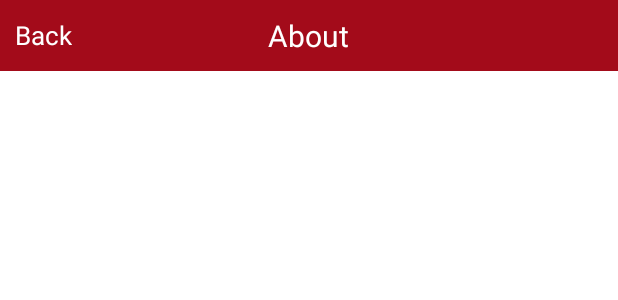
After one commit to BrianBalote/fac_android, an Android app: the layout activity_about.xml on its own in the app's theme, with its tools: preview values and no code run, on a phone screen of 412 x 824 dp. The commit adds this screen. Shown: the top 300 px of the screen. Run offline under Robolectric (Android 15) with nearby library versions, the phone set to English and light mode, and no system bars.

Commit message:
removed survey activity added about activity

```diff
--- /dev/null
+++ b/app/src/main/res/layout/activity_about.xml
@@ -0,0 +1,46 @@
+<?xml version="1.0" encoding="utf-8"?>
+<RelativeLayout xmlns:android="http://schemas.android.com/apk/res/android"
+    android:layout_width="match_parent"
+    android:layout_height="match_parent"
+    android:background="#ffffff"
+    android:orientation="vertical" >
+
+    <RelativeLayout
+        android:id="@+id/top_bar"
+        android:layout_width="match_parent"
+        android:layout_height="@dimen/top_bar_height"
+        android:background="@color/top_bar_color" >
+
+        <FrameLayout
+            android:id="@+id/back_button"
+            android:layout_width="wrap_content"
+            android:layout_height="match_parent"
+            android:layout_alignParentLeft="true"
+            android:layout_alignParentStart="true"
+            android:clickable="true"
+            android:paddingLeft="10dp"
+            android:paddingRight="10dp" >
+
+            <TextView
+                android:id="@+id/back_label"
+                android:layout_width="wrap_content"
+                android:layout_height="wrap_content"
+                android:layout_gravity="center"
+                android:clickable="false"
+                android:text="Back"
+                android:textColor="@color/top_bar_button_label_color"
+                android:textSize="@dimen/top_bar_button_label_text_size" />
+        </FrameLayout>
+
+        <TextView
+            android:id="@+id/top_bar_label"
+            android:layout_width="wrap_content"
+            android:layout_height="wrap_content"
+            android:layout_centerInParent="true"
+            android:text="About"
+            android:textColor="@color/top_bar_label_color"
+            android:textSize="@dimen/top_bar_label_text_size" />
+
+    </RelativeLayout>
+
+</RelativeLayout>
--- a/app/src/main/res/values/styles.xml
+++ b/app/src/main/res/values/styles.xml
@@ -25,15 +25,16 @@
         <item name="android:layout_centerInParent">true</item>
         <item name="android:layout_width">wrap_content</item>
         <item name="android:layout_height">wrap_content</item>
+        <item name="android:paddingBottom">20dp</item>
     </style>
 
     <style name="FacIconText">
         <item name="android:layout_width">wrap_content</item>
         <item name="android:layout_height">wrap_content</item>
-        <item name="android:paddingTop">20dp</item>
         <item name="android:textSize">20dp</item>
         <item name="android:layout_centerHorizontal">true</item>
         <item name="android:textColor">#3C3C35</item>
+        <item name="android:gravity">center</item>
     </style>
 
     <style name="TopBar">
```
Also changed, not shown: app/src/main/AndroidManifest.xml (+7 -5 lines), app/src/main/java/com/fujitsu/fac/activities/about/AboutActivity.java (added, +28 -0 lines), app/src/main/java/com/fujitsu/fac/activities/dashboard/DashboardActivity.java (+6 -5 lines), app/src/main/res/layout/activity_dashboard.xml (+9 -9 lines), app/src/main/res/drawable-hdpi/ic_about.png (added), app/src/main/res/drawable-mdpi/ic_about.png (added), app/src/main/res/drawable-xhdpi/ic_about.png (added), app/src/main/res/drawable-xxhdpi/ic_about.png (added), app/src/main/res/drawable-xxxhdpi/ic_about.png (added).
